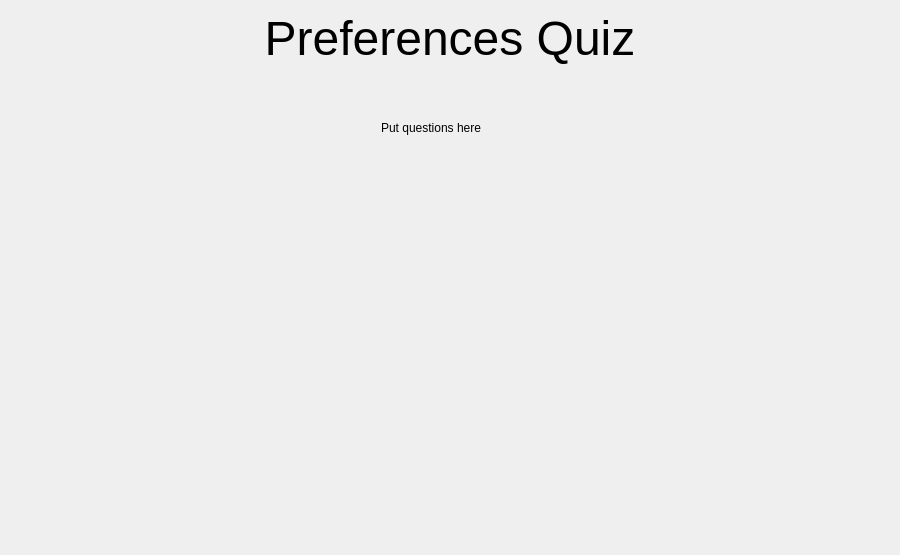
First picture: the form in team1_1/GUI/quiz.ui, repository lee-anh/Adopet, before the edit.
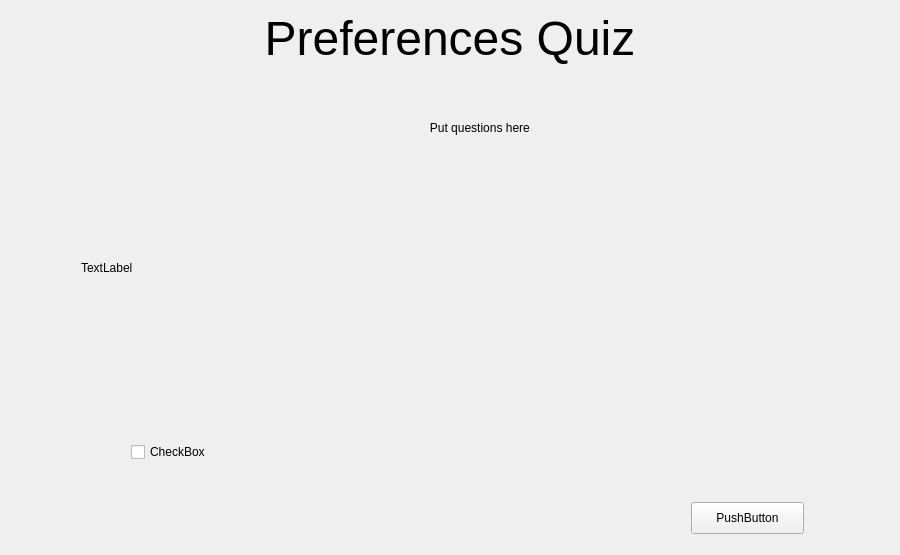
Second picture: the form after the edit. The open tabs and pages were chosen to show the change.

The edit to the form file:
```diff
--- a/team1_1/GUI/quiz.ui
+++ b/team1_1/GUI/quiz.ui
@@ -58,6 +58,51 @@
        </property>
        <property name="text">
         <string>Put questions here </string>
+       </property>
+       <property name="alignment">
+        <set>Qt::AlignCenter</set>
+       </property>
+       <property name="wordWrap">
+        <bool>true</bool>
+       </property>
+      </widget>
+      <widget class="QCheckBox" name="checkBox">
+       <property name="geometry">
+        <rect>
+         <x>120</x>
+         <y>370</y>
+         <width>86</width>
+         <height>20</height>
+        </rect>
+       </property>
+       <property name="text">
+        <string>CheckBox</string>
+       </property>
+      </widget>
+      <widget class="QLabel" name="label_4">
+       <property name="geometry">
+        <rect>
+         <x>70</x>
+         <y>90</y>
+         <width>221</width>
+         <height>211</height>
+        </rect>
+       </property>
+       <property name="text">
+        <string>TextLabel</string>
+       </property>
+      </widget>
+      <widget class="QPushButton" name="pushButton">
+       <property name="geometry">
+        <rect>
+         <x>680</x>
+         <y>430</y>
+         <width>113</width>
+         <height>32</height>
+        </rect>
+       </property>
+       <property name="text">
+        <string>PushButton</string>
        </property>
       </widget>
      </widget>
```
Left out of the diff: 4 changed lines with no effect on the pictures.
